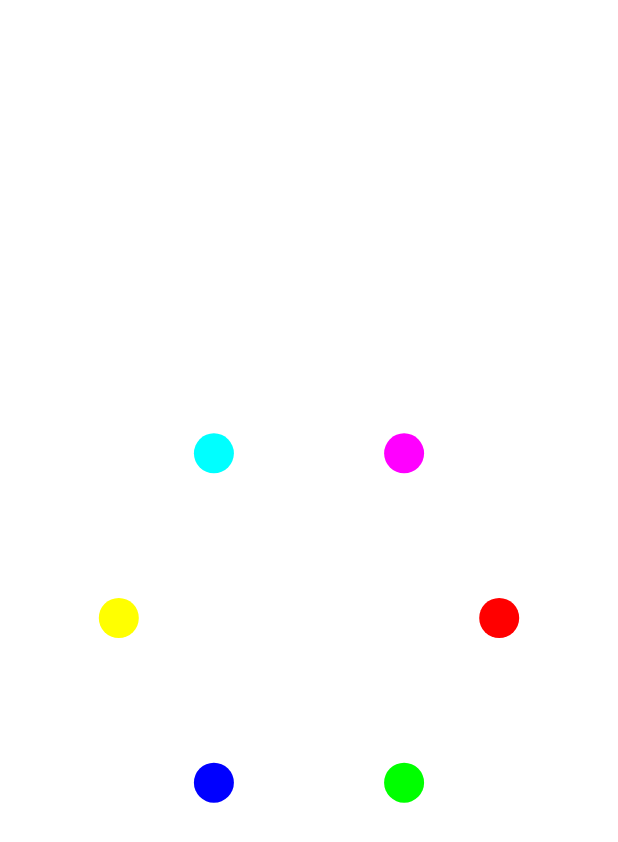
After one commit to Doikki/DKWidget, an Android app: the layout activity_test_guide_acitivity.xml on its own in the app's theme, with its tools: preview values and no code run, on a phone screen of 412 x 824 dp. The commit adds this screen. Shown: the top 842 px of the screen. Run offline under Robolectric (Android 15) with nearby library versions, the phone set to English and light mode, and no system bars.

Commit message:
加载动画

```diff
--- a/app/src/main/AndroidManifest.xml
+++ b/app/src/main/AndroidManifest.xml
@@ -11,7 +11,8 @@
         android:supportsRtl="true"
         android:theme="@style/AppTheme"
         tools:ignore="GoogleAppIndexingWarning">
-        <activity android:name=".like.TestLikeActivity"></activity>
+        <activity android:name=".guide.TestGuideAcitivity"></activity>
+        <activity android:name=".like.TestLikeActivity" />
         <activity android:name=".dragmsg.TestBubbleActivity" />
         <activity android:name=".loading.TestLoadingActivity" />
         <activity
--- a/app/src/main/java/com/dueeeke/customviewcollect/MainActivity.java
+++ b/app/src/main/java/com/dueeeke/customviewcollect/MainActivity.java
@@ -8,6 +8,7 @@ import android.view.View;
 import com.dueeeke.customviewcollect.alphabetindex.TestAlphabetActivity;
 import com.dueeeke.customviewcollect.behavior.TestBehaviorActivity;
 import com.dueeeke.customviewcollect.dragmsg.TestBubbleActivity;
+import com.dueeeke.customviewcollect.guide.TestGuideAcitivity;
 import com.dueeeke.customviewcollect.like.TestLikeActivity;
 import com.dueeeke.customviewcollect.loading.TestLoadingActivity;
 import com.dueeeke.customviewcollect.qqstep.TestStepActivity;
@@ -45,6 +46,9 @@ public class MainActivity extends AppCompatActivity {
             case R.id.like:
                 startActivity(new Intent(this, TestLikeActivity.class));
                 break;
+            case R.id.guide:
+                startActivity(new Intent(this, TestGuideAcitivity.class));
+                break;
         }
     }
 }
--- /dev/null
+++ b/app/src/main/java/com/dueeeke/customviewcollect/guide/LoadingView.java
@@ -0,0 +1,128 @@
+package com.dueeeke.customviewcollect.guide;
+
+import android.animation.AnimatorSet;
+import android.animation.ValueAnimator;
+import android.content.Context;
+import android.graphics.Canvas;
+import android.graphics.Color;
+import android.graphics.Paint;
+import android.graphics.PorterDuff;
+import android.graphics.PorterDuffXfermode;
+import android.support.annotation.Nullable;
+import android.util.AttributeSet;
+import android.view.View;
+import android.view.animation.AnticipateInterpolator;
+import android.view.animation.DecelerateInterpolator;
+
+public class LoadingView extends View {
+
+    private Paint mPaint;
+
+    private int[] mColors = {Color.RED, Color.GREEN, Color.BLUE, Color.YELLOW, Color.CYAN, Color.MAGENTA};
+    private float mCurrentRotateAngle;
+    private float mCurrentRadius = DEFAULT_RADIUS;
+    private float mCurrentBgRadius;
+
+    private static final int DEFAULT_RADIUS = 200;
+    private PorterDuffXfermode mPorterDuffXfermode;
+
+    public LoadingView(Context context) {
+        this(context, null);
+    }
+
+    public LoadingView(Context context, @Nullable AttributeSet attrs) {
+        this(context, attrs, 0);
+    }
+
+    public LoadingView(Context context, @Nullable AttributeSet attrs, int defStyleAttr) {
+        super(context, attrs, defStyleAttr);
+
+        mPaint = new Paint(Paint.ANTI_ALIAS_FLAG);
+
+        setLayerType(View.LAYER_TYPE_HARDWARE, null);
+        mPorterDuffXfermode = new PorterDuffXfermode(PorterDuff.Mode.CLEAR);
+    }
+
+    @Override
+    protected void onDraw(Canvas canvas) {
+        super.onDraw(canvas);
+
+        canvas.drawColor(Color.WHITE);
+
+        int centerX = getWidth() / 2;
+        int centerY = getHeight() / 2;
+
+        float perAngle = (float) (Math.PI * 2 / mColors.length);
+        for (int i = 0; i < mColors.length; i++) {
+
+            double angle = i * perAngle + mCurrentRotateAngle;
+            float cx = (float) (centerX + mCurrentRadius * Math.cos(angle));
+            float cy = (float) (centerY + mCurrentRadius * Math.sin(angle));
+            mPaint.setColor(mColors[i]);
+            canvas.drawCircle(cx, cy, 20, mPaint);
+        }
+
+
+        mPaint.setXfermode(mPorterDuffXfermode);
+        canvas.drawCircle(centerX, centerY, mCurrentBgRadius, mPaint);
+        mPaint.setXfermode(null);
+
+    }
+
+    @Override
+    protected void onAttachedToWindow() {
+        super.onAttachedToWindow();
+        post(new Runnable() {
+            @Override
+            public void run() {
+                start();
+            }
+        });
+    }
+
+
+
+    private void start() {
+        ValueAnimator rotate = ValueAnimator.ofFloat(0, (float) (2 * Math.PI));
+        rotate.setInterpolator(new DecelerateInterpolator());
+        rotate.addUpdateListener(new ValueAnimator.AnimatorUpdateListener() {
+            @Override
+            public void onAnimationUpdate(ValueAnimator animation) {
+                mCurrentRotateAngle = (float) animation.getAnimatedValue();
+                invalidate();
+            }
+        });
+
+
+        ValueAnimator radius = ValueAnimator.ofFloat(DEFAULT_RADIUS, 0);
+        radius.setInterpolator(new AnticipateInterpolator());
+        radius.addUpdateListener(new ValueAnimator.AnimatorUpdateListener() {
+            @Override
+            public void onAnimationUpdate(ValueAnimator animation) {
+                mCurrentRadius = (float) animation.getAnimatedValue();
+                invalidate();
+            }
+        });
+
+        int h = getHeight();
+        int w = getWidth();
+        float r = (float) Math.sqrt(h * h + w * w);
+
+        ValueAnimator circle = ValueAnimator.ofFloat(20, r);
+        circle.addUpdateListener(new ValueAnimator.AnimatorUpdateListener() {
+            @Override
+            public void onAnimationUpdate(ValueAnimator animation) {
+                mCurrentBgRadius = (float) animation.getAnimatedValue();
+                invalidate();
+            }
+        });
+
+
+        AnimatorSet animatorSet = new AnimatorSet();
+        animatorSet.setDuration(1000);
+        animatorSet.playSequentially(rotate, radius, circle);
+        animatorSet.start();
+
+
+    }
+}
--- /dev/null
+++ b/app/src/main/java/com/dueeeke/customviewcollect/guide/TestGuideAcitivity.java
@@ -0,0 +1,15 @@
+package com.dueeeke.customviewcollect.guide;
+
+import android.os.Bundle;
+import android.support.v7.app.AppCompatActivity;
+
+import com.dueeeke.customviewcollect.R;
+
+public class TestGuideAcitivity extends AppCompatActivity {
+
+    @Override
+    protected void onCreate(Bundle savedInstanceState) {
+        super.onCreate(savedInstanceState);
+        setContentView(R.layout.activity_test_guide_acitivity);
+    }
+}
--- a/app/src/main/res/layout/activity_main.xml
+++ b/app/src/main/res/layout/activity_main.xml
@@ -58,4 +58,11 @@
         android:onClick="onButtonClick"
         android:text="点赞效果"/>
 
+    <Button
+        android:id="@+id/guide"
+        android:layout_width="match_parent"
+        android:layout_height="wrap_content"
+        android:onClick="onButtonClick"
+        android:text="视差"/>
+
 </LinearLayout>
--- /dev/null
+++ b/app/src/main/res/layout/activity_test_guide_acitivity.xml
@@ -0,0 +1,14 @@
+<?xml version="1.0" encoding="utf-8"?>
+<FrameLayout xmlns:android="http://schemas.android.com/apk/res/android"
+    xmlns:app="http://schemas.android.com/apk/res-auto"
+    xmlns:tools="http://schemas.android.com/tools"
+    android:layout_width="match_parent"
+    android:layout_height="match_parent"
+    tools:context=".guide.TestGuideAcitivity"
+    android:background="@color/colorAccent">
+
+    <com.dueeeke.customviewcollect.guide.LoadingView
+        android:layout_width="match_parent"
+        android:layout_height="match_parent" />
+
+</FrameLayout>
```
